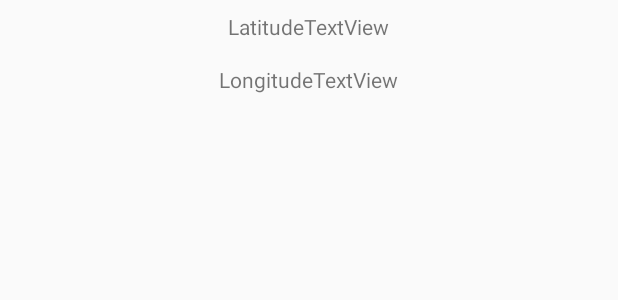
After one commit to urielmishima/DesWebMob, an Android app: the layout list_item.xml on its own in the app's theme, with its tools: preview values and no code run, on a phone screen of 412 x 824 dp. The commit adds this screen. Shown: the top 300 px of the screen. Run offline under Robolectric (Android 15) with nearby library versions, the phone set to English and light mode, and no system bars.

Commit message:
Atividade 04

```diff
--- a/app/src/main/java/br/usjt/ciclodevidagpsemapas/ListaLocaisActivity.java
+++ b/app/src/main/java/br/usjt/ciclodevidagpsemapas/ListaLocaisActivity.java
@@ -26,9 +26,8 @@ public class ListaLocaisActivity extends AppCompatActivity {
         setContentView(R.layout.activity_lista_locais);
         Intent origemIntent = getIntent();
         final ArrayList<Localizacao> locations = (ArrayList<Localizacao>) origemIntent.getSerializableExtra("locations");
-
         locationsListView = findViewById(R.id.localizacoesListView);
-        ArrayAdapter<Localizacao> adapter = new ArrayAdapter<>(this, android.R.layout.simple_list_item_1, locations);
+        LocalizacoesArrayAdapter adapter = new LocalizacoesArrayAdapter(this, locations);
         locationsListView.setAdapter(adapter);
 
         locationsListView.setOnItemClickListener(new AdapterView.OnItemClickListener() {
--- /dev/null
+++ b/app/src/main/res/layout/list_item.xml
@@ -0,0 +1,24 @@
+<?xml version="1.0" encoding="utf-8"?>
+<LinearLayout xmlns:android="http://schemas.android.com/apk/res/android"
+    xmlns:app="http://schemas.android.com/apk/res-auto"
+    xmlns:tools="http://schemas.android.com/tools"
+    android:layout_width="match_parent"
+    android:layout_height="match_parent"
+    android:orientation="vertical">
+
+    <TextView
+        android:id="@+id/latitudeTextView"
+        android:layout_width="wrap_content"
+        android:layout_height="wrap_content"
+        android:layout_margin="8dp"
+        android:layout_gravity="center"
+        tools:text="LatitudeTextView" />
+
+    <TextView
+        android:id="@+id/longitudeTextView"
+        android:layout_width="wrap_content"
+        android:layout_height="wrap_content"
+        android:layout_margin="8dp"
+        android:layout_gravity="center"
+        tools:text="LongitudeTextView" />
+</LinearLayout>
```
Also changed, not shown: app/src/main/java/br/usjt/ciclodevidagpsemapas/LocalizacoesArrayAdapter.java (added, +32 -0 lines).
